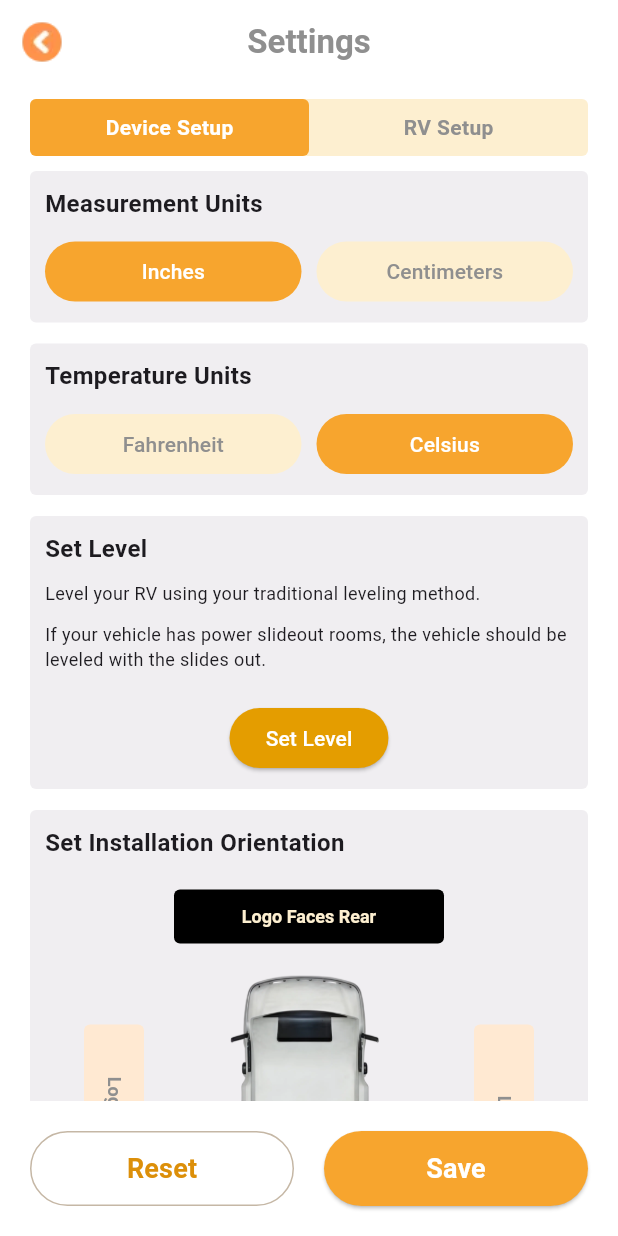
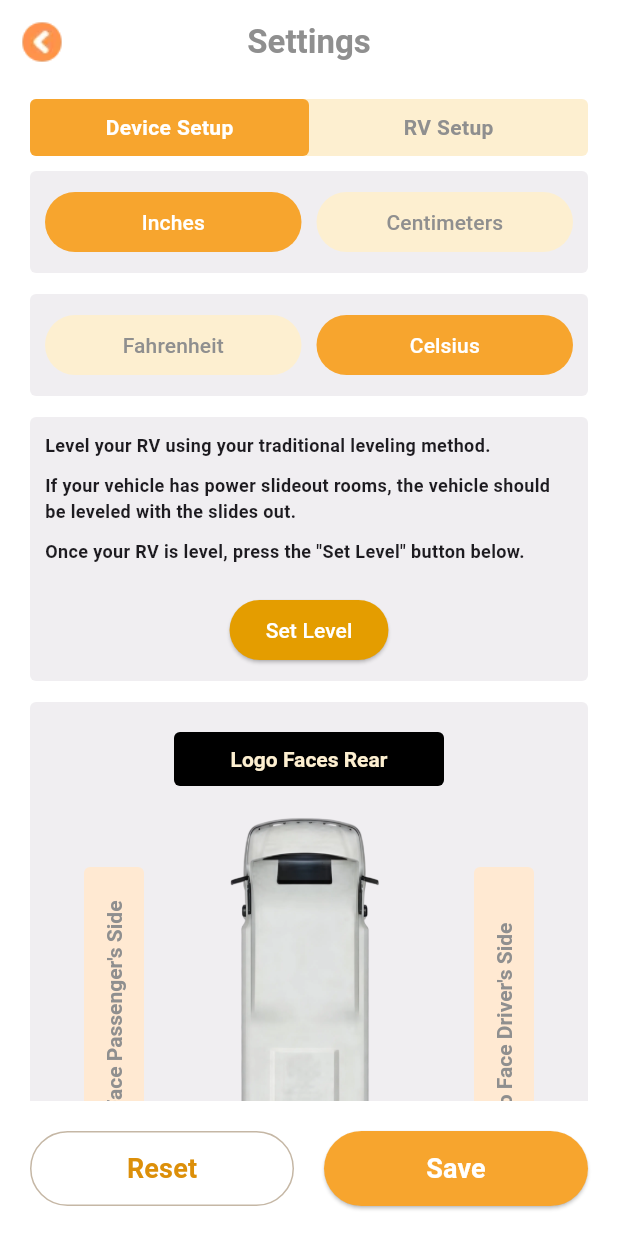
Before and after one commit to dhs964057117/gyrosApp, a Flutter app: the SettingsScreen screen opened directly, on a phone screen of 412 x 824 dp. Run offline on Flutter 3.47's test engine with Material 3 defaults, Android fonts, the phone set to English and light mode, and no system bars; our stand-ins replace flutter_blue_plus, permission_handler, shared_preferences; missing offline and left inert: page_flip, torch_light; accounts and stored records are empty; Roboto replaces fonts that are missing (Arial).

Commit message:
feat:1、调整文字方向 2、调整文字大小 3、修改文案

```diff
--- a/lib/screens/home_screen.dart
+++ b/lib/screens/home_screen.dart
@@ -321,7 +321,7 @@ class _HomeScreenState extends State<HomeScreen>
                 const SizedBox(height: 20),
                 // Control Buttons
                 Padding(
-                  padding: const EdgeInsets.symmetric(horizontal: 10.0),
+                  padding: const EdgeInsets.symmetric(horizontal: 0.0),
                   child: Row(
                     mainAxisAlignment: MainAxisAlignment.spaceBetween,
                     children: [
@@ -650,7 +650,7 @@ class _ViewModeButton extends StatelessWidget {
           text,
           textAlign: TextAlign.center,
           style: TextStyle(
-            fontSize: 10,
+            fontSize: 14,
             fontWeight: FontWeight.bold,
             color: isActive ? Colors.white : const Color(0xFF292525),
           ),
--- a/lib/screens/settings_screen.dart
+++ b/lib/screens/settings_screen.dart
@@ -316,13 +316,15 @@ class _SettingsScreenState extends State<SettingsScreen> {
           ),
         ),
         _buildSection(
-          title: 'Set Level',
+          title: '',
           child: Column(
             crossAxisAlignment: CrossAxisAlignment.start,
             children: [
-              const Text('Level your RV using your traditional leveling method.', style: TextStyle(fontSize: 12)),
+              const Text('Level your RV using your traditional leveling method.', style: TextStyle(fontSize: 12, fontWeight: FontWeight.bold)),
               const SizedBox(height: 10),
-              const Text('If your vehicle has power slideout rooms, the vehicle should be leveled with the slides out.', style: TextStyle(fontSize: 12)),
+              const Text('If your vehicle has power slideout rooms, the vehicle should be leveled with the slides out.', style: TextStyle(fontSize: 12, fontWeight: FontWeight.bold)),
+              const SizedBox(height: 10),
+              const Text('Once your RV is level, press the "Set Level" button below.', style: TextStyle(fontSize: 12, fontWeight: FontWeight.bold)),
               const SizedBox(height: 20),
               Center(
                 child: ElevatedButton(
@@ -498,8 +500,8 @@ class _SettingsScreenState extends State<SettingsScreen> {
       child: Column(
         crossAxisAlignment: CrossAxisAlignment.start,
         children: [
-          Text(title, style: const TextStyle(fontSize: 16, fontWeight: FontWeight.bold)),
-          const SizedBox(height: 10),
+          // Text(title, style: const TextStyle(fontSize: 16, fontWeight: FontWeight.bold)),
+          // const SizedBox(height: 10),
           child,
         ],
       ),
@@ -577,9 +579,9 @@ class _OrientationButton extends StatelessWidget {
 
   @override
   Widget build(BuildContext context) {
-    Widget content = Text(text, textAlign: TextAlign.center, style: const TextStyle(fontSize: 12, fontWeight: FontWeight.bold));
+    Widget content = Text(text, textAlign: TextAlign.center, style: const TextStyle(fontSize: 14, fontWeight: FontWeight.bold));
     if (isVertical) {
-      content = RotatedBox(quarterTurns: 1, child: content);
+      content = RotatedBox(quarterTurns: 3, child: content);
     }
 
     return InkWell(
```
